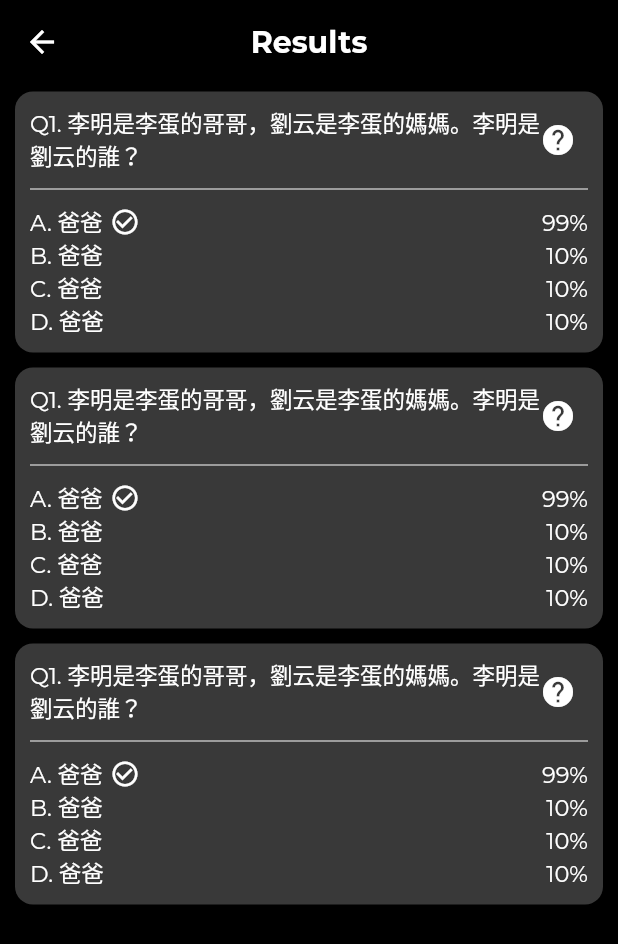
After one commit to ShahrearBinAmin/ricciwawa, a Flutter app: the ResultsScreen screen opened directly, on a phone screen of 412 x 824 dp. The commit adds this screen. Shown: the top 944 px of the screen. Run offline on Flutter 3.47's test engine with Material 2 defaults, Android fonts, the phone set to English and light mode, and no system bars.

Commit message:
added ui

```diff
--- a/lib/constants.dart
+++ b/lib/constants.dart
@@ -7,6 +7,11 @@ const kGrayBorderColor = Color(0xFF39464E);
 const kAstral = Color(0xFF3A87A4);
 const kLimedSpruce = Color(0xFF384450);
 const kFlushOragne = Color(0xFFFE7A00);
+const kSecondaryColorLight = Color(0xFF212E36);
+const kDarkRed = Color(0xFFFF0000);
+const kLightGreyColor = Color(0xFFA39E9E);
+const kTextFieldBackGround = Color(0xFF222222);
+const kDarkGrey = Color(0xFF393939);
 
 const double kDefaultPadding = 20.0;
 const double kBorderWidth = 3.0;
--- /dev/null
+++ b/lib/screens/results/results_screen.dart
@@ -0,0 +1,161 @@
+import 'package:flutter/material.dart';
+import 'package:ricciwawa/constants.dart';
+
+class ResultsScreen extends StatelessWidget {
+  const ResultsScreen({Key? key}) : super(key: key);
+
+  @override
+  Widget build(BuildContext context) {
+    return Scaffold(
+      backgroundColor: Colors.black,
+      appBar: AppBar(
+        backgroundColor: Colors.transparent,
+        elevation: 0,
+        title: Text(
+          "Results",
+          style: Theme.of(context)
+              .textTheme
+              .headline6
+              ?.copyWith(fontWeight: FontWeight.bold, color: Colors.white),
+        ),
+        centerTitle: true,
+      ),
+      body: Container(
+        padding: EdgeInsets.symmetric(horizontal: 10, vertical: 5),
+        child: Column(
+          children: [
+            QuestionOptionsResult(),
+            SizedBox(
+              height: 10,
+            ),
+            QuestionOptionsResult(),
+            SizedBox(
+              height: 10,
+            ),
+            QuestionOptionsResult()
+          ],
+        ),
+      ),
+    );
+  }
+}
+
+class QuestionOptionsResult extends StatelessWidget {
+  const QuestionOptionsResult({
+    Key? key,
+  }) : super(key: key);
+
+  @override
+  Widget build(BuildContext context) {
+    return Container(
+      padding: EdgeInsets.fromLTRB(10, 10, 10, 10),
+      decoration: BoxDecoration(
+          color: kDarkGrey, borderRadius: BorderRadius.circular(12)),
+      child: Column(
+        children: [
+          Row(
+            mainAxisAlignment: MainAxisAlignment.spaceBetween,
+            children: [
+              Expanded(
+                child: Text(
+                  "Q1. 李明是李蛋的哥哥，劉云是李蛋的媽媽。李明是劉云的誰？",
+                  style: TextStyle(color: Colors.white, fontSize: 15),
+                ),
+              ),
+              Padding(
+                padding: const EdgeInsets.only(right: 8),
+                child: Icon(
+                  Icons.help,
+                  color: Colors.white,
+                ),
+              )
+            ],
+          ),
+          SizedBox(
+            height: 10,
+          ),
+          Divider(
+            height: 2,
+            color: Colors.white,
+          ),
+          SizedBox(
+            height: 10,
+          ),
+          ResultOptions(
+            id: "a",
+            optionName: "A",
+            correctOptionName: "A",
+            optionText: "爸爸",
+            percentage: 99.4,
+          ),
+          ResultOptions(
+            id: "a",
+            optionName: "B",
+            correctOptionName: "A",
+            optionText: "爸爸",
+            percentage: 10,
+          ),
+          ResultOptions(
+            id: "a",
+            optionName: "C",
+            correctOptionName: "A",
+            optionText: "爸爸",
+            percentage: 10,
+          ),
+          ResultOptions(
+            id: "a",
+            optionName: "D",
+            correctOptionName: "A",
+            optionText: "爸爸",
+            percentage: 10,
+          )
+        ],
+      ),
+    );
+  }
+}
+
+class ResultOptions extends StatelessWidget {
+  final String id;
+  final String optionName;
+  final String optionText;
+  final double percentage;
+  final String correctOptionName;
+  const ResultOptions(
+      {Key? key,
+      required this.id,
+      required this.optionName,
+      required this.optionText,
+      required this.percentage,
+      required this.correctOptionName})
+      : super(key: key);
+
+  @override
+  Widget build(BuildContext context) {
+    return Row(
+      crossAxisAlignment: CrossAxisAlignment.center,
+      mainAxisAlignment: MainAxisAlignment.spaceBetween,
+      children: [
+        Text(
+          "${this.optionName}. ${this.optionText}",
+          style: TextStyle(color: Colors.white, fontSize: 15),
+        ),
+        if (this.optionName == this.correctOptionName) ...[
+          SizedBox(
+            width: 5,
+          ),
+          Icon(
+            Icons.check_circle_outline,
+            color: Colors.white,
+            size: 20,
+          ),
+        ],
+        Spacer(),
+        Text(
+          "${this.percentage.round()}%",
+          style: TextStyle(color: Colors.white, fontSize: 15),
+        )
+      ],
+    );
+  }
+}
--- a/pubspec.yaml
+++ b/pubspec.yaml
@@ -24,6 +24,7 @@ dependencies:
   flutter:
     sdk: flutter
   flutter_svg: ^0.19.0
+  flutter_bloc: ^7.1.0
 
   # The following adds the Cupertino Icons font to your application.
   # Use with the CupertinoIcons class for iOS style icons.
```
Also changed, not shown: lib/data/models/quiz.dart (added, +19 -0 lines), lib/data/models/user.dart (added, +12 -0 lines), lib/data/repositories/quiz_repository.dart (added, +34 -0 lines), lib/main.dart (+6 -1 lines), lib/screens/create_quiz/create_quiz_screen.dart (added, +204 -0 lines), lib/screens/explanation/explanation.dart (added, +51 -0 lines), lib/screens/post/post_screen.dart (added, +123 -0 lines), lib/screens/quiz/quiz_screen.dart (+96 -15 lines), pubspec.lock.
